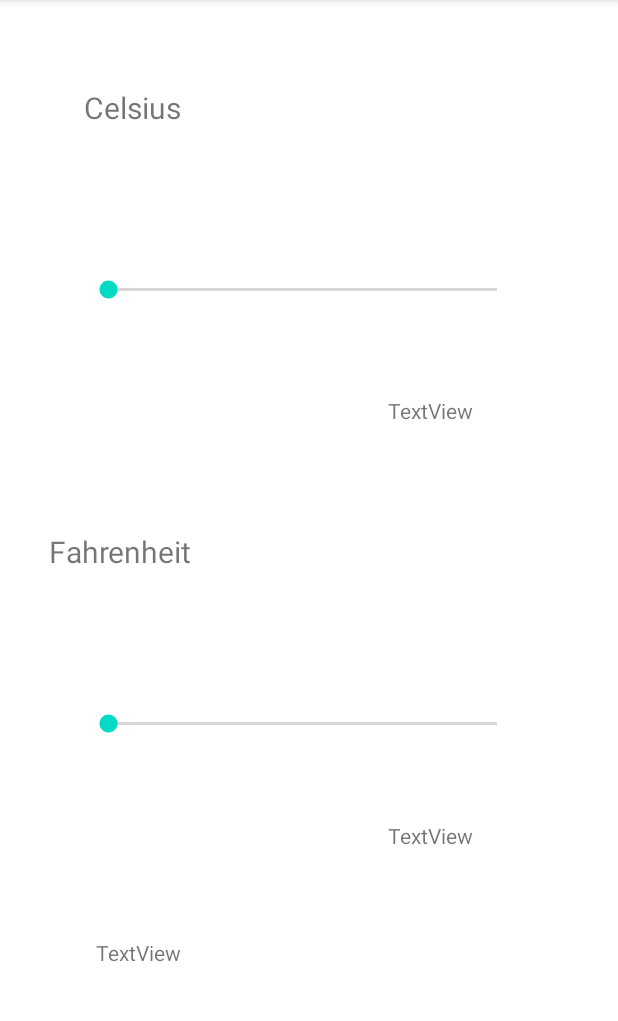
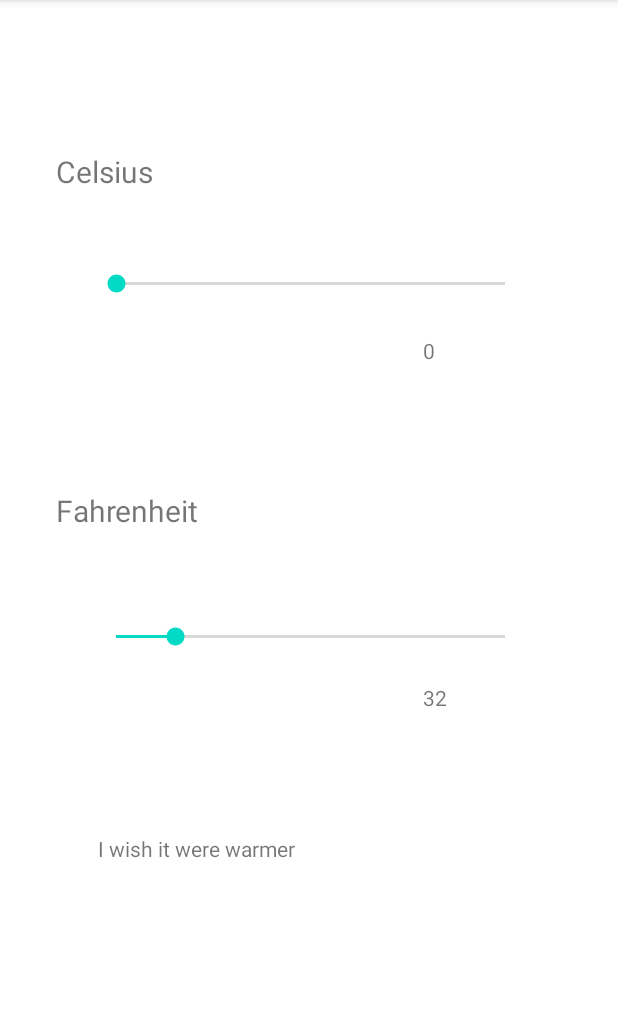
Before and after one commit to BUCS501/Temperature_Converter, an Android app: the screen it shows after launch (MainActivity), on a phone screen of 412 x 824 dp, the part 84-1105 px from its top. Run offline under Robolectric (Android 15) with nearby library versions, the phone set to English and light mode, and no system bars.

Commit message:
Sliders almost working

```diff
--- a/app/src/main/java/com/example/temperatureconverter/MainActivity.java
+++ b/app/src/main/java/com/example/temperatureconverter/MainActivity.java
@@ -3,14 +3,8 @@ package com.example.temperatureconverter;
 import androidx.appcompat.app.AppCompatActivity;
 
 import android.os.Bundle;
-import android.view.View;
-import android.widget.Button;
-import android.widget.EditText;
-import android.widget.RadioButton;
-import android.widget.RadioGroup;
 import android.widget.SeekBar;
 import android.widget.TextView;
-import android.widget.Toast;
 
 public class MainActivity extends AppCompatActivity {
 
@@ -21,6 +15,8 @@ public class MainActivity extends AppCompatActivity {
     private TextView msg;
     private SeekBar celsius_seekbar;
     private SeekBar fahr_seekbar;
+    private Integer cel_set;
+    private Integer fah_set;
 
     @Override
     protected void onCreate(Bundle savedInstanceState) {
@@ -38,5 +34,61 @@ public class MainActivity extends AppCompatActivity {
         celsius_seekbar = (SeekBar) findViewById(R.id.celsius_seekbar);
         fahr_seekbar = (SeekBar) findViewById(R.id.fahr_seekBar);
 
+        celsius_seekbar.setOnSeekBarChangeListener(new SeekBar.OnSeekBarChangeListener() {
+            @Override
+            public void onProgressChanged(SeekBar seekBar, int i, boolean b) {
+                celsius_val.setText(String.valueOf(celsius_seekbar.getProgress()));
+
+                if (Integer.parseInt(String.valueOf(celsius_seekbar.getProgress())) <= 20){
+                    msg.setText("I wish it were warmer.");
+                }
+                else{
+                    msg.setText("I wish it were colder.");
+                }
+            }
+
+            @Override
+            public void onStartTrackingTouch(SeekBar seekBar) {
+
+            }
+
+            @Override
+            public void onStopTrackingTouch(SeekBar seekBar) {
+                celsius_val.setText(String.valueOf(celsius_seekbar.getProgress()));
+
+                fah_set = (Integer.parseInt(String.valueOf(celsius_seekbar.getProgress()))) * (9 / 5) + 32;
+
+                fahr_seekbar.setProgress(Integer.parseInt(String.valueOf(fah_set)));
+            }
+        });
+
+        fahr_seekbar.setOnSeekBarChangeListener(new SeekBar.OnSeekBarChangeListener() {
+            @Override
+            public void onProgressChanged(SeekBar seekBar, int i, boolean b) {
+                fahr_val.setText(String.valueOf(fahr_seekbar.getProgress()));
+            }
+
+            @Override
+            public void onStartTrackingTouch(SeekBar seekBar) {
+
+            }
+
+            @Override
+            public void onStopTrackingTouch(SeekBar seekBar) {
+
+                if (Integer.parseInt(String.valueOf(fahr_seekbar.getProgress())) < 32){
+                    fahr_seekbar.setProgress(32);
+                }
+
+                fahr_val.setText(String.valueOf(fahr_seekbar.getProgress()));
+
+                cel_set = (Integer.parseInt(String.valueOf(fahr_seekbar.getProgress())) - 32) * (5 / 9);
+
+                celsius_seekbar.setProgress(Integer.parseInt(String.valueOf(cel_set)));
+
+            }
+        });
+
+
     }
 }
--- a/app/src/main/res/layout/activity_main.xml
+++ b/app/src/main/res/layout/activity_main.xml
@@ -6,86 +6,104 @@
     android:layout_height="match_parent"
     tools:context=".MainActivity">
 
-    <TextView
-        android:id="@+id/celsius_text"
-        android:layout_width="158dp"
-        android:layout_height="58dp"
-        android:layout_marginStart="56dp"
-        android:layout_marginBottom="36dp"
-        android:text="Celsius"
-        android:textSize="20sp"
-        app:layout_constraintBottom_toTopOf="@+id/celsius_seekbar"
+    <androidx.constraintlayout.widget.ConstraintLayout
+        android:layout_width="338dp"
+        android:layout_height="623dp"
+        app:layout_constraintBottom_toBottomOf="parent"
+        app:layout_constraintEnd_toEndOf="parent"
         app:layout_constraintStart_toStartOf="parent"
-        app:layout_constraintTop_toTopOf="parent"
-        app:layout_constraintVertical_bias="0.846" />
-
-    <TextView
-        android:id="@+id/fahr_text"
-        android:layout_width="158dp"
-        android:layout_height="58dp"
-        android:layout_marginEnd="44dp"
-        android:layout_marginBottom="40dp"
-        android:text="Fahrenheit"
-        android:textSize="20sp"
-        app:layout_constraintBottom_toTopOf="@+id/fahr_seekBar"
-        app:layout_constraintEnd_toStartOf="@+id/celsius_val"
-        app:layout_constraintHorizontal_bias="0.577"
-        app:layout_constraintStart_toStartOf="parent"
-        app:layout_constraintTop_toBottomOf="@+id/celsius_seekbar"
-        app:layout_constraintVertical_bias="1.0" />
-
-    <TextView
-        android:id="@+id/fahr_val"
-        android:layout_width="93dp"
-        android:layout_height="45dp"
-        android:layout_marginTop="32dp"
-        android:layout_marginEnd="60dp"
-        android:text="TextView"
-        app:layout_constraintBottom_toTopOf="@+id/msg"
-        app:layout_constraintEnd_toEndOf="parent"
-        app:layout_constraintTop_toBottomOf="@+id/fahr_seekBar"
-        app:layout_constraintVertical_bias="0.057" />
+        app:layout_constraintTop_toTopOf="parent">
 
         <SeekBar
-        android:id="@+id/fahr_seekBar"
+            android:id="@+id/celsius_seekbar"
             android:layout_width="291dp"
             android:layout_height="61dp"
-        android:layout_marginStart="56dp"
-        android:layout_marginTop="452dp"
+            android:max="100"
+            android:min="0"
+            app:layout_constraintBottom_toTopOf="@+id/fahr_text"
+            app:layout_constraintEnd_toEndOf="parent"
+            app:layout_constraintHorizontal_bias="0.51"
             app:layout_constraintStart_toStartOf="parent"
-        app:layout_constraintTop_toTopOf="parent" />
-
-    <TextView
-        android:id="@+id/celsius_val"
-        android:layout_width="93dp"
-        android:layout_height="45dp"
-        android:layout_marginTop="40dp"
-        android:layout_marginEnd="60dp"
-        android:text="TextView"
-        app:layout_constraintBottom_toTopOf="@+id/fahr_seekBar"
-        app:layout_constraintEnd_toEndOf="parent"
-        app:layout_constraintTop_toBottomOf="@+id/celsius_seekbar"
+            app:layout_constraintTop_toBottomOf="@+id/celsius_text"
             app:layout_constraintVertical_bias="0.0" />
 
         <TextView
             android:id="@+id/msg"
             android:layout_width="283dp"
             android:layout_height="65dp"
-        android:layout_marginStart="64dp"
-        android:layout_marginTop="112dp"
-        android:text="TextView"
+            android:layout_marginTop="92dp"
+            android:text="I wish it were warmer"
             app:layout_constraintBottom_toBottomOf="parent"
+            app:layout_constraintEnd_toEndOf="parent"
+            app:layout_constraintHorizontal_bias="0.509"
+            app:layout_constraintStart_toStartOf="parent"
+            app:layout_constraintTop_toBottomOf="@+id/fahr_seekBar"
+            app:layout_constraintVertical_bias="0.103" />
+
+        <TextView
+            android:id="@+id/fahr_val"
+            android:layout_width="93dp"
+            android:layout_height="45dp"
+            android:text="32"
+            app:layout_constraintBottom_toTopOf="@+id/msg"
+            app:layout_constraintEnd_toEndOf="parent"
+            app:layout_constraintHorizontal_bias="1.0"
             app:layout_constraintStart_toStartOf="parent"
             app:layout_constraintTop_toBottomOf="@+id/fahr_seekBar"
             app:layout_constraintVertical_bias="0.0" />
 
         <SeekBar
-        android:id="@+id/celsius_seekbar"
+            android:id="@+id/fahr_seekBar"
             android:layout_width="291dp"
             android:layout_height="61dp"
-        android:layout_marginStart="56dp"
-        android:layout_marginBottom="228dp"
-        app:layout_constraintBottom_toTopOf="@+id/fahr_seekBar"
-        app:layout_constraintStart_toStartOf="parent" />
+            android:max="212"
+            android:min="0"
+            android:progress="32"
+            app:layout_constraintBottom_toBottomOf="parent"
+            app:layout_constraintEnd_toEndOf="parent"
+            app:layout_constraintHorizontal_bias="0.51"
+            app:layout_constraintStart_toStartOf="parent"
+            app:layout_constraintTop_toBottomOf="@+id/fahr_text"
+            app:layout_constraintVertical_bias="0.037" />
+
+        <TextView
+            android:id="@+id/celsius_val"
+            android:layout_width="93dp"
+            android:layout_height="45dp"
+            android:layout_marginTop="4dp"
+            android:text="0"
+            app:layout_constraintBottom_toTopOf="@+id/fahr_text"
+            app:layout_constraintEnd_toEndOf="parent"
+            app:layout_constraintHorizontal_bias="1.0"
+            app:layout_constraintStart_toStartOf="parent"
+            app:layout_constraintTop_toBottomOf="@+id/celsius_seekbar"
+            app:layout_constraintVertical_bias="0.0" />
+
+        <TextView
+            android:id="@+id/fahr_text"
+            android:layout_width="158dp"
+            android:layout_height="58dp"
+            android:text="Fahrenheit"
+            android:textSize="20sp"
+            app:layout_constraintBottom_toBottomOf="parent"
+            app:layout_constraintEnd_toEndOf="parent"
+            app:layout_constraintHorizontal_bias="0.0"
+            app:layout_constraintStart_toStartOf="parent"
+            app:layout_constraintTop_toTopOf="parent"
+            app:layout_constraintVertical_bias="0.449" />
+
+        <TextView
+            android:id="@+id/celsius_text"
+            android:layout_width="158dp"
+            android:layout_height="58dp"
+            android:text="Celsius"
+            android:textSize="20sp"
+            app:layout_constraintBottom_toBottomOf="parent"
+            app:layout_constraintEnd_toEndOf="parent"
+            app:layout_constraintHorizontal_bias="0.0"
+            app:layout_constraintStart_toStartOf="parent"
+            app:layout_constraintTop_toTopOf="parent"
+            app:layout_constraintVertical_bias="0.049" />
+    </androidx.constraintlayout.widget.ConstraintLayout>
 
 </androidx.constraintlayout.widget.ConstraintLayout>
```
Lines whose indentation alone changed are shown as unchanged.
